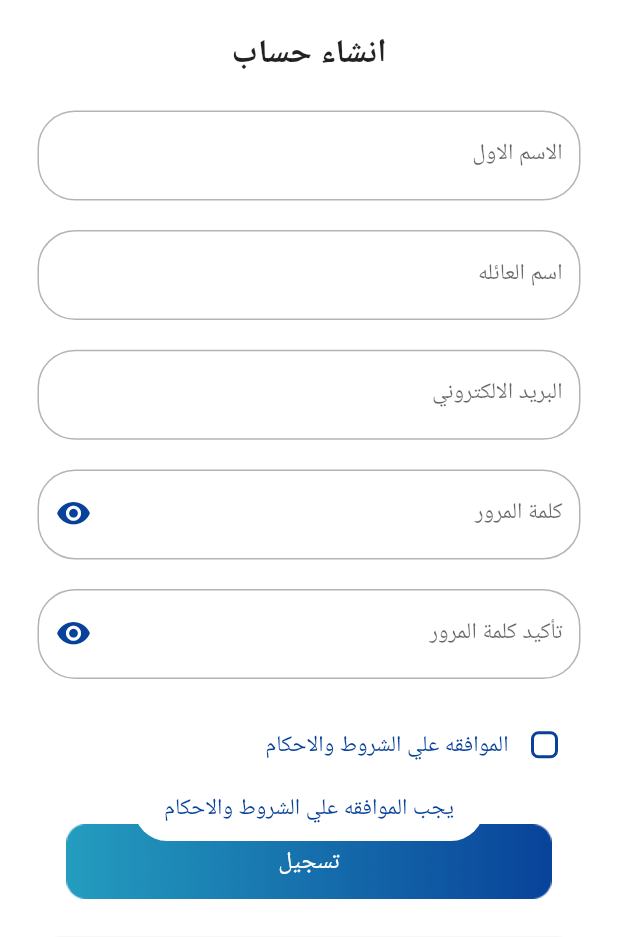
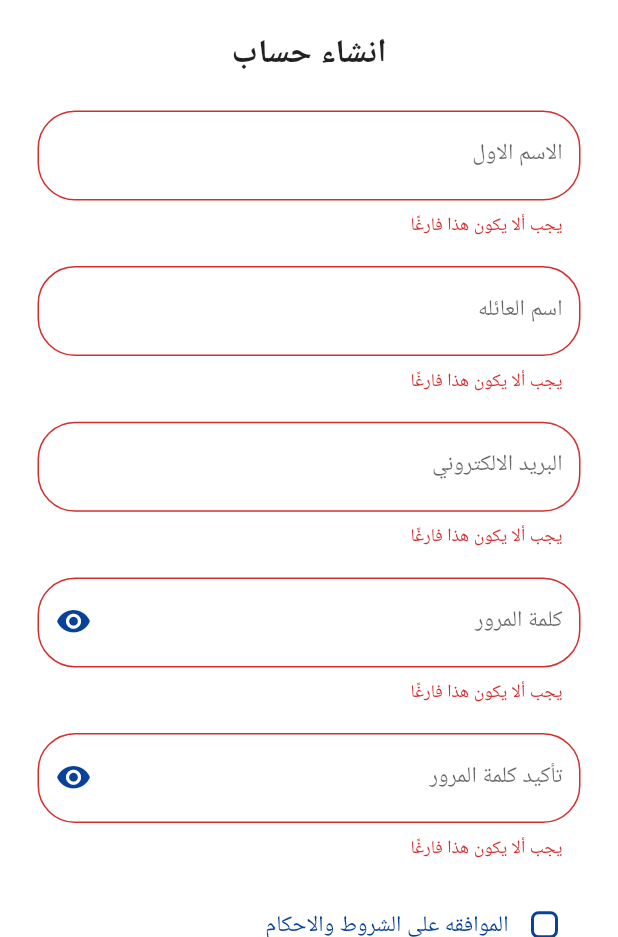
Before and after one commit to MohamedHassan275/PaintAppertmentApp, a Flutter app: the RegisterScreen screen opened directly, after a tap on "تسجيل", on a phone screen of 412 x 824 dp, the part 299-1236 px from its top. Run offline on Flutter 3.47's test engine with Material 2 defaults, Android fonts, the phone set to English and light mode, and no system bars; our stand-ins replace flutter_spinkit, fluttertoast, get, shared_preferences, sizer, smooth_page_indicator; accounts and stored records are empty.

Commit message:
Initial commit

```diff
--- /dev/null
+++ b/lib/screens/home_main_screen/home_main_controller.dart
@@ -0,0 +1,4 @@
+
+import 'package:get/get.dart';
+
+class HomeMainController extends GetxController{}
--- a/lib/screens/register_screen/register_screen.dart
+++ b/lib/screens/register_screen/register_screen.dart
@@ -31,6 +31,7 @@ class _RegisterScreenState extends State<RegisterScreen> {
   bool isPassword = true;
   bool isConfirmPassword = true;
   bool isCheckAccepted = false;
+  GlobalKey<FormState> form = GlobalKey<FormState>();
   @override
   Widget build(BuildContext context) {
     var heightValue = Get.height * 0.024;
@@ -56,6 +57,10 @@ class _RegisterScreenState extends State<RegisterScreen> {
                   fontWeight: FontWeight.w700,
                 ),),
               SizedBox(height: heightValue*1.2,),
+             Form(
+               key: form,
+               child: Column(
+                 children: [
                    FromTextRegisterShared(
                        labelText: 'first_name'.tr,
                        readOnly: false,
@@ -239,8 +244,14 @@ class _RegisterScreenState extends State<RegisterScreen> {
                          onTap: () {
                            // isCheckAccepted == true ? controller.createAccount(widget.mobilePhone, FirstName.text,
                            //     LastName.text, Email.text, Password.text) : CustomFlutterToast('agree_to_terms2'.tr);
-                      isCheckAccepted == true ? CustomFlutterToast('تم تسجيلك بنجاح') :CustomFlutterToast('agree_to_terms2'.tr);
+                           if(form.currentState!.validate()){
+                             isCheckAccepted == true ? CustomFlutterToast('تم تسجيلك بنجاح') :
+                             CustomFlutterToast('agree_to_terms2'.tr);
                            }
+                         }
+                     ),
+                   ),
+                 ],
                ),
              ),
               SizedBox(
--- a/lib/utils/localization/translation.dart
+++ b/lib/utils/localization/translation.dart
@@ -21,6 +21,7 @@ class MyTranslation extends Translations{
       "forget_password" : "نسيت كلمه المرور ؟",
       "login" : "تسجيل دخول",
       "not_account" : "ليس لديك حساب ؟",
+      "must_not_empty" : "يجب ألا يكون هذا فارغًا",
       "create_account" : "انشاء حساب",
       "forget_password2" : "نسيت كلمه المرور",
       "forget_code" : "كود الاسترجاع",
```
Also changed, not shown: lib/screens/home_main_screen/home_main_screen.dart (added, +16 -0 lines), lib/screens/login_screen/login_screen.dart (+14 -2 lines). Lines whose indentation alone changed are shown as unchanged.
